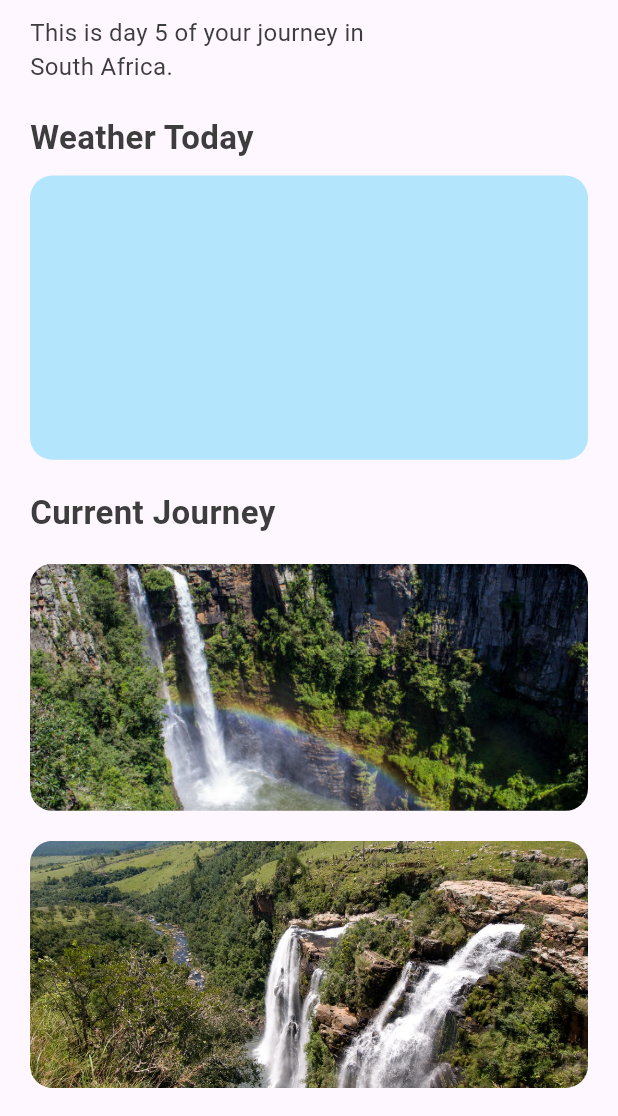
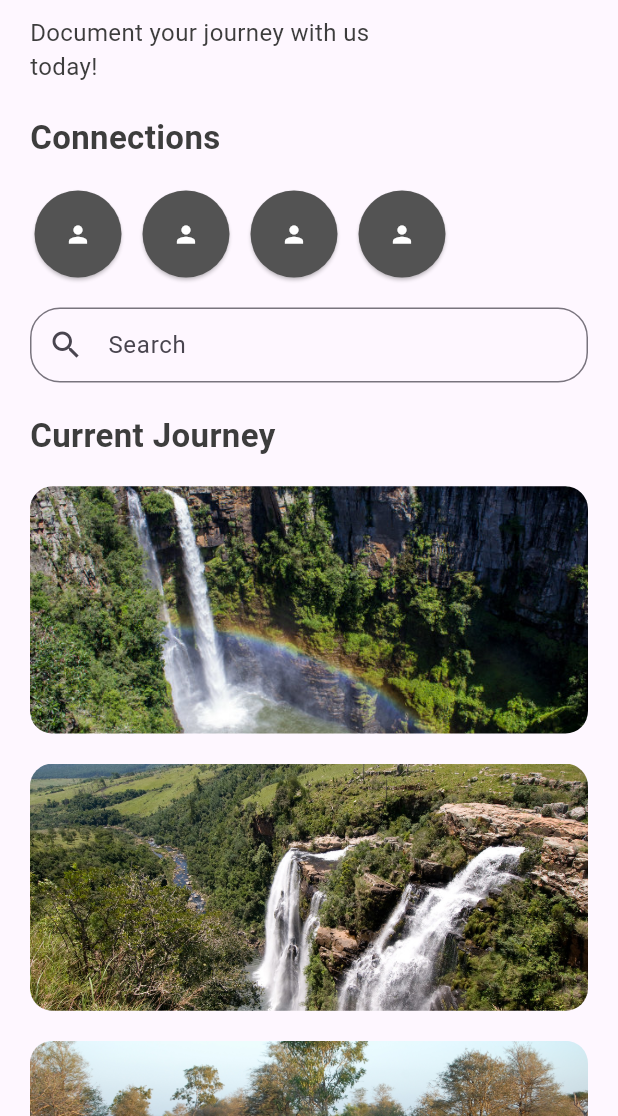
Before and after one commit to RensvGemert98/flutter-travelapp, a Flutter app: the HomeScreen screen opened directly, on a phone screen of 412 x 824 dp, the part 120-1236 px from its top. Run offline on Flutter 3.47's test engine with Material 3 defaults, Android fonts, the phone set to English and light mode, and no system bars; our stand-ins replace google_maps_flutter, iconsax; project files that could hold a hidden picture were left out.

```diff
--- a/travelapp/lib/screens/home.dart
+++ b/travelapp/lib/screens/home.dart
@@ -39,24 +39,78 @@ class _HomePageState extends State<HomeScreen> {
               Container(
                 margin: const EdgeInsets.fromLTRB(0, 10, 0, 20),
                 width: screenWidth * 0.6,
-                child: const Text(
-                    "This is day 5 of your journey in South Africa. ",
+                child: const Text("Document your journey with us today!",
                     style: TextStyle(fontSize: 16, color: Color(0xff3D3D3D))),
               ),
               const Text(
-                "Weather Today",
+                "Connections",
                 style: TextStyle(
                     fontWeight: FontWeight.bold,
                     fontSize: 22,
                     color: Color(0xff3D3D3D)),
               ),
-              Container(
-                margin: const EdgeInsets.fromLTRB(0, 10, 0, 20),
-                height: screenHeight * 0.23,
-                decoration: BoxDecoration(
-                    borderRadius: BorderRadius.circular(15),
-                    color: Colors.lightBlue.shade100),
+              const SizedBox(height: 20),
+              Row(
+                children: [
+                  ElevatedButton(
+                    onPressed: () {},
+                    style: ElevatedButton.styleFrom(
+                      shape: const CircleBorder(),
+                      padding: const EdgeInsets.all(20),
+                      backgroundColor: const Color.fromARGB(255, 83, 83, 83),
+                    ),
+                    child: const Icon(Icons.person, color: Colors.white),
+                  ),
+                  const SizedBox(width: 8),
+                  ElevatedButton(
+                    onPressed: () {},
+                    style: ElevatedButton.styleFrom(
+                      shape: const CircleBorder(),
+                      padding: const EdgeInsets.all(20),
+                      backgroundColor: const Color.fromARGB(255, 83, 83, 83),
+                    ),
+                    child: const Icon(Icons.person, color: Colors.white),
+                  ),
+                  const SizedBox(width: 8),
+                  ElevatedButton(
+                    onPressed: () {},
+                    style: ElevatedButton.styleFrom(
+                      shape: const CircleBorder(),
+                      padding: const EdgeInsets.all(20),
+                      backgroundColor: const Color.fromARGB(255, 83, 83, 83),
+                    ),
+                    child: const Icon(Icons.person, color: Colors.white),
+                  ),
+                  const SizedBox(width: 8),
+                  ElevatedButton(
+                    onPressed: () {},
+                    style: ElevatedButton.styleFrom(
+                      shape: const CircleBorder(),
+                      padding: const EdgeInsets.all(20),
+                      backgroundColor: const Color.fromARGB(255, 83, 83, 83),
+                    ),
+                    child: const Icon(Icons.person, color: Colors.white),
+                  ),
+                ],
               ),
+              const SizedBox(height: 20),
+              Column(
+                children: [
+                  SizedBox(
+                    height: 50,
+                    child: TextField(
+                      decoration: InputDecoration(
+                        labelText: 'Search',
+                        border: OutlineInputBorder(
+                          borderRadius: BorderRadius.circular(20.0),
+                        ),
+                        prefixIcon: const Icon(Icons.search),
+                      ),
+                    ),
+                  )
+                ],
+              ),
+              const SizedBox(height: 20),
               const Text(
                 "Current Journey",
                 style: TextStyle(
--- a/travelapp/lib/screens/welcome.dart
+++ b/travelapp/lib/screens/welcome.dart
@@ -14,7 +14,7 @@ class WelcomeScreen extends StatelessWidget {
       body: Center(
         child: Container(
           height: screenHeight,
-          width: screenWidth,
+          width: screenWidth * 0.8,
           margin: const EdgeInsets.fromLTRB(20, 50, 20, 0),
           decoration: const BoxDecoration(
             borderRadius: BorderRadius.all(
--- a/travelapp/pubspec.yaml
+++ b/travelapp/pubspec.yaml
@@ -10,6 +10,7 @@ environment:
 dependencies:
   flutter:
     sdk: flutter
+  google_maps_flutter:
 
   google_fonts: ^3.0.1
 
```
Also changed, not shown: travelapp/lib/screens/map.dart (+19 -16 lines), travelapp/pubspec.lock, 4 other files.
